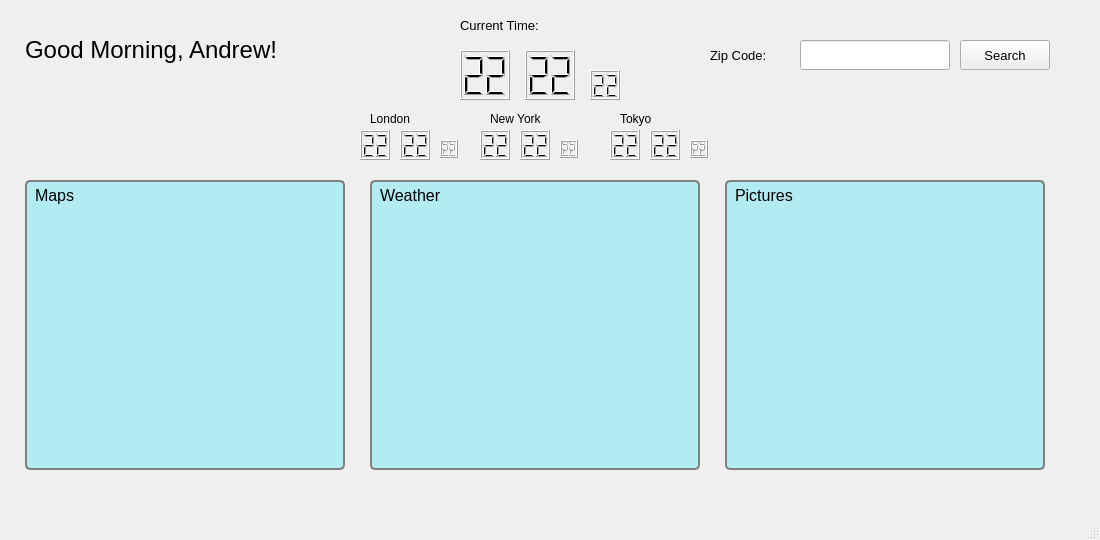
Before: the Qt Designer form Lab4/mainwindow.ui in andrewwmclain/dashboard, drawn with Qt 5.
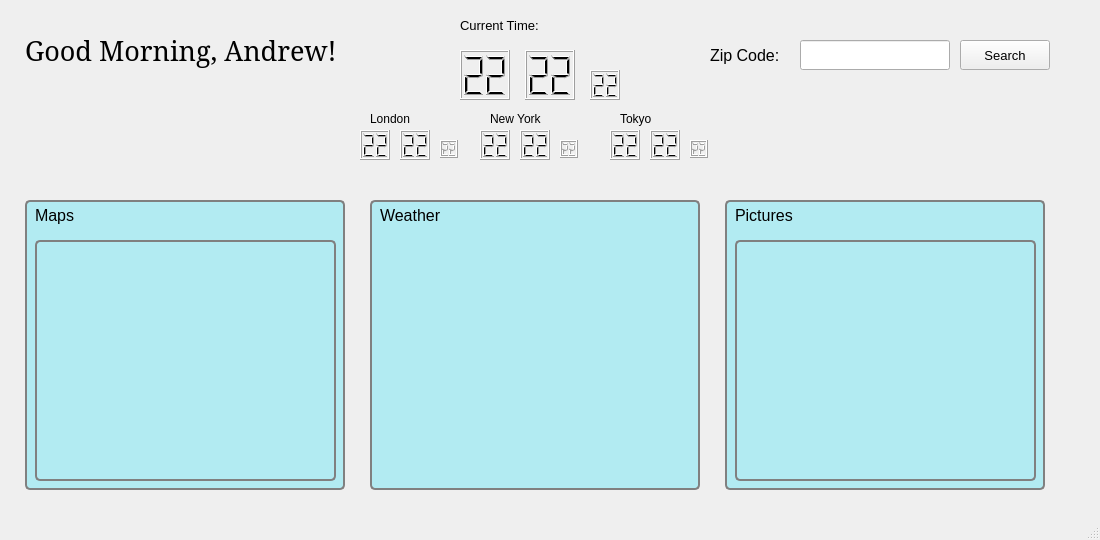
After: the same form once the commit is applied.

Diff of the .ui file:
```diff
--- a/Lab4/mainwindow.ui
+++ b/Lab4/mainwindow.ui
@@ -67,13 +67,14 @@
      <rect>
       <x>25</x>
       <y>20</y>
-      <width>350</width>
+      <width>381</width>
       <height>60</height>
      </rect>
     </property>
     <property name="font">
      <font>
-      <pointsize>18</pointsize>
+      <family>Garamond</family>
+      <pointsize>20</pointsize>
      </font>
     </property>
     <property name="text">
@@ -320,7 +321,7 @@
     </property>
     <property name="font">
      <font>
-      <pointsize>10</pointsize>
+      <pointsize>12</pointsize>
      </font>
     </property>
     <property name="text">
@@ -331,7 +332,7 @@
     <property name="geometry">
      <rect>
       <x>25</x>
-      <y>180</y>
+      <y>200</y>
       <width>320</width>
       <height>290</height>
      </rect>
@@ -360,6 +361,12 @@
        <height>241</height>
       </rect>
      </property>
+     <property name="styleSheet">
+      <string notr="true">QLabel#imgDisplay_label{
+	border: 2px solid gray;
+    border-radius: 5px;
+}</string>
+     </property>
      <property name="text">
       <string/>
      </property>
@@ -387,7 +394,7 @@
     <property name="geometry">
      <rect>
       <x>370</x>
-      <y>180</y>
+      <y>200</y>
       <width>330</width>
       <height>290</height>
      </rect>
@@ -590,7 +597,7 @@
     <property name="geometry">
      <rect>
       <x>725</x>
-      <y>180</y>
+      <y>200</y>
       <width>320</width>
       <height>290</height>
      </rect>
@@ -619,6 +626,12 @@
        <height>241</height>
       </rect>
      </property>
+     <property name="styleSheet">
+      <string notr="true">QLabel#imgDisplay_label_2{
+	border: 2px solid gray;
+    border-radius: 5px;
+}</string>
+     </property>
      <property name="text">
       <string/>
      </property>
```
